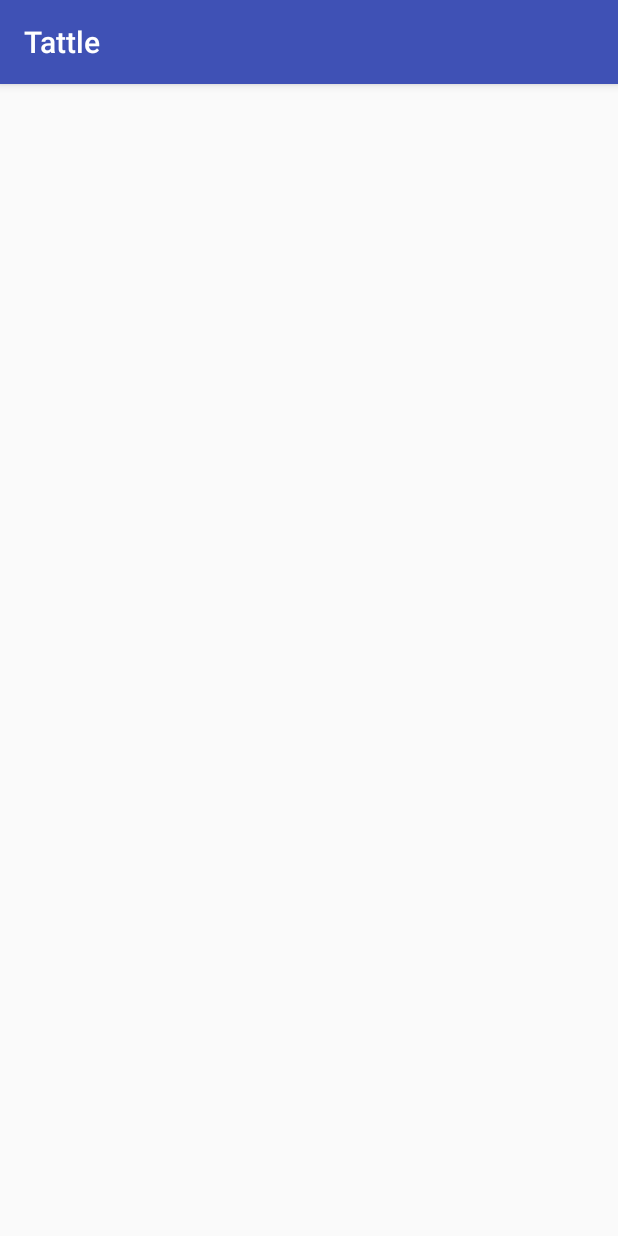
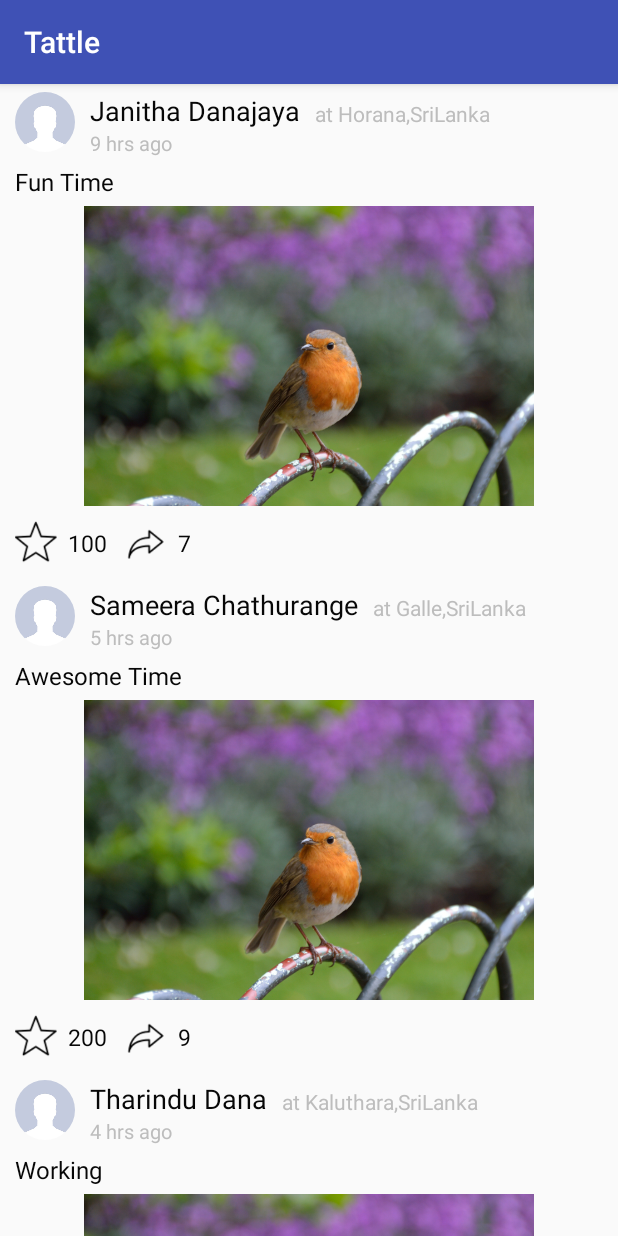
Before and after one commit to lakshangamage/tattle, an Android app: the screen it shows after launch (MainActivity), on a phone screen of 412 x 824 dp. Run offline under Robolectric (Android 15) with nearby library versions, the phone set to English and light mode, and no system bars; plain views replace CircularImageView.

Commit message:
create newsfeed recycler adaptor and set load item dynamically

```diff
--- a/app/src/main/java/com/ceyentra/tattle/MainActivity.java
+++ b/app/src/main/java/com/ceyentra/tattle/MainActivity.java
@@ -1,13 +1,95 @@
 package com.ceyentra.tattle;
 
+import android.content.Context;
 import android.support.v7.app.AppCompatActivity;
 import android.os.Bundle;
+import android.support.v7.widget.LinearLayoutManager;
+import android.support.v7.widget.RecyclerView;
+
+import com.ceyentra.tattle.adaptor.NewsFeedRecyclerAdaptor;
+import com.ceyentra.tattle.model.NewsFeed;
+
+import java.util.ArrayList;
 
 public class MainActivity extends AppCompatActivity {
+
+    private Context context;
+    private RecyclerView recyclerView;
+    private NewsFeedRecyclerAdaptor recyclerAdaptor;
+    private RecyclerView.LayoutManager newsFeedLayout;
+
+
+    private ArrayList<NewsFeed> newsFeedList;
 
     @Override
     protected void onCreate(Bundle savedInstanceState) {
         super.onCreate(savedInstanceState);
         setContentView(R.layout.activity_main);
+        this.context= this;
+
+        setSampleNews();
+        configureRecyclerView();
     }
+
+    private void configureRecyclerView(){
+
+        recyclerView = findViewById(R.id.postRecyclerview);
+        newsFeedLayout = new LinearLayoutManager(this, LinearLayoutManager.VERTICAL, true);
+        recyclerView.setLayoutManager(newsFeedLayout);
+        recyclerAdaptor = new NewsFeedRecyclerAdaptor(newsFeedList,context);
+        recyclerView.setAdapter(recyclerAdaptor);
+        recyclerView.scrollToPosition(newsFeedList.size()-1);
+
+    }
+
+    private void setSampleNews(){
+        NewsFeed newsFeed = new NewsFeed();
+        newsFeed.setProfileName("Binura Salindra");
+        newsFeed.setNoOfLikes(100);
+        newsFeed.setPostLacation("Matara,SriLanka");
+        newsFeed.setNoOfShares(7);
+        newsFeed.setPostTime("2 hrs ago");
+        newsFeed.setPostDescription("Random Click by phone");
+
+        NewsFeed newsFeed1 = new NewsFeed();
+        newsFeed1.setProfileName("Sandun Dilhan");
+        newsFeed1.setNoOfLikes(1);
+        newsFeed1.setPostLacation("Aluthganma,SriLanka");
+        newsFeed1.setNoOfShares(2);
+        newsFeed1.setPostTime("8 hrs ago");
+        newsFeed1.setPostDescription("Home");
+
+        NewsFeed newsFeed2 = new NewsFeed();
+        newsFeed2.setProfileName("Tharindu Dana");
+        newsFeed2.setNoOfLikes(10);
+        newsFeed2.setPostLacation("Kaluthara,SriLanka");
+        newsFeed2.setNoOfShares(1);
+        newsFeed2.setPostTime("4 hrs ago");
+        newsFeed2.setPostDescription("Working");
+
+        NewsFeed newsFeed3 = new NewsFeed();
+        newsFeed3.setProfileName("Sameera Chathurange");
+        newsFeed3.setNoOfLikes(200);
+        newsFeed3.setPostLacation("Galle,SriLanka");
+        newsFeed3.setNoOfShares(9);
+        newsFeed3.setPostTime("5 hrs ago");
+        newsFeed3.setPostDescription("Awesome Time");
+
+        NewsFeed newsFeed4 = new NewsFeed();
+        newsFeed4.setProfileName("Janitha Danajaya");
+        newsFeed4.setNoOfLikes(100);
+        newsFeed4.setPostLacation("Horana,SriLanka");
+        newsFeed4.setNoOfShares(7);
+        newsFeed4.setPostTime("9 hrs ago");
+        newsFeed4.setPostDescription("Fun Time");
+
+        newsFeedList = new ArrayList<>();
+        newsFeedList.add(newsFeed);
+        newsFeedList.add(newsFeed1);
+        newsFeedList.add(newsFeed2);
+        newsFeedList.add(newsFeed3);
+        newsFeedList.add(newsFeed4);
+    }
+
+
 }
--- /dev/null
+++ b/app/src/main/java/com/ceyentra/tattle/adaptor/NewsFeedRecyclerAdaptor.java
@@ -0,0 +1,94 @@
+package com.ceyentra.tattle.adaptor;
+
+import android.content.Context;
+import android.support.v7.widget.RecyclerView;
+import android.view.LayoutInflater;
+import android.view.View;
+import android.view.ViewGroup;
+import android.widget.ImageView;
+import android.widget.TextView;
+
+import com.ceyentra.tattle.R;
+import com.ceyentra.tattle.model.NewsFeed;
+
+import java.util.ArrayList;
+
+public class NewsFeedRecyclerAdaptor extends RecyclerView.Adapter<NewsFeedRecyclerAdaptor.NewsViewHolder> implements View.OnClickListener {
+
+    private ArrayList<NewsFeed> newsFeedList = null;
+    private Context context;
+
+    public NewsFeedRecyclerAdaptor(ArrayList<NewsFeed> newsFeedList, Context context) {
+        this.newsFeedList = newsFeedList;
+        this.context = context;
+    }
+
+    @Override
+    public NewsFeedRecyclerAdaptor.NewsViewHolder onCreateViewHolder(ViewGroup parent, int viewType) {
+        View view = LayoutInflater.from(parent.getContext()).inflate(R.layout.feed_item_row_layout, parent, false);
+        NewsViewHolder recyclerViewHolder = new NewsViewHolder(view, context, newsFeedList);
+        return recyclerViewHolder;
+    }
+
+    @Override
+    public void onBindViewHolder(NewsFeedRecyclerAdaptor.NewsViewHolder holder, int position) {
+        NewsFeed newsFeed = newsFeedList.get(position);
+
+        holder.txtProfileName.setText(newsFeed.getProfileName());
+        holder.txtNoOfLikes.setText(newsFeed.getNoOfLikes()+"");
+        holder.txtLocation.setText("at "+newsFeed.getPostLacation());
+        holder.txtTime.setText(newsFeed.getPostTime());
+        holder.txtNoOfShares.setText(newsFeed.getNoOfShares()+"");
+        holder.txtDescription.setText(newsFeed.getPostDescription());
+
+    }
+
+    @Override
+    public int getItemCount() {
+        return newsFeedList.size();
+    }
+
+    @Override
+    public void onClick(View view) {
+
+    }
+
+    public class NewsViewHolder extends RecyclerView.ViewHolder implements View.OnClickListener{
+
+        TextView txtProfileName;
+        TextView txtLocation;
+        TextView txtNoOfLikes;
+        TextView txtNoOfShares;
+        TextView txtTime;
+        TextView txtDescription;
+        ImageView imgViewProfilePicture;
+        ImageView imgViewFeedImage;
+        ImageView btnLike;
+        ImageView btnShare;
+        ArrayList<NewsFeed> newsFeedList = null;
+        Context context;
+
+        public NewsViewHolder(View view, Context context, ArrayList<NewsFeed> newsFeedList) {
+            super(view);
+            this.context = context;
+            this.newsFeedList = newsFeedList;
+            txtProfileName = view.findViewById(R.id.text_profile_name);
+            txtLocation = view.findViewById(R.id.text_location);
+            txtNoOfLikes = view.findViewById(R.id.text_like_count);
+            imgViewProfilePicture = view.findViewById(R.id.profile_icon);
+            imgViewFeedImage = view.findViewById(R.id.feed_image);
+            btnLike = view.findViewById(R.id.button_like);
+            btnShare = view.findViewById(R.id.button_share);
+            txtNoOfShares = view.findViewById(R.id.text_share_count);
+            txtTime = view.findViewById(R.id.text_time);
+            txtDescription = view.findViewById(R.id.text_description);
+
+        }
+
+        @Override
+        public void onClick(View view) {
+
+        }
+
+    }
+}
--- /dev/null
+++ b/app/src/main/java/com/ceyentra/tattle/model/NewsFeed.java
@@ -0,0 +1,103 @@
+package com.ceyentra.tattle.model;
+
+public class NewsFeed {
+    // This class is create temp for testing
+    private String profileName;
+    private String profileImgUrl;
+    private String postLacation;
+    private String postImageUrl;
+    private String postTime;
+    private String postDescription;
+    private int noOfLikes;
+    private int noOfDislikes;
+    private int noOfShares;
+
+
+
+    public NewsFeed() {
+    }
+
+    public NewsFeed(String profileName, String profileImgUrl, String postLacation, String postImageUrl, String postTime, int noOfLikes,
+                    int noOfDislikes, int noOfShares) {
+        this.profileName = profileName;
+        this.profileImgUrl = profileImgUrl;
+        this.postLacation = postLacation;
+        this.postImageUrl = postImageUrl;
+        this.postTime = postTime;
+        this.noOfLikes = noOfLikes;
+        this.noOfDislikes = noOfDislikes;
+        this.noOfShares = noOfShares;
+    }
+
+    public String getProfileName() {
+        return profileName;
+    }
+
+    public void setProfileName(String profileName) {
+        this.profileName = profileName;
+    }
+
+    public String getProfileImgUrl() {
+        return profileImgUrl;
+    }
+
+    public void setProfileImgUrl(String profileImgUrl) {
+        this.profileImgUrl = profileImgUrl;
+    }
+
+    public String getPostLacation() {
+        return postLacation;
+    }
+
+    public void setPostLacation(String postLacation) {
+        this.postLacation = postLacation;
+    }
+
+    public String getPostImageUrl() {
+        return postImageUrl;
+    }
+
+    public void setPostImageUrl(String postImageUrl) {
+        this.postImageUrl = postImageUrl;
+    }
+
+    public int getNoOfLikes() {
+        return noOfLikes;
+    }
+
+    public void setNoOfLikes(int noOfLikes) {
+        this.noOfLikes = noOfLikes;
+    }
+
+    public int getNoOfDislikes() {
+        return noOfDislikes;
+    }
+
+    public void setNoOfDislikes(int noOfDislikes) {
+        this.noOfDislikes = noOfDislikes;
+    }
+
+    public String getPostTime() {
+        return postTime;
+    }
+
+    public void setPostTime(String postTime) {
+        this.postTime = postTime;
+    }
+
+    public int getNoOfShares() {
+        return noOfShares;
+    }
+
+    public void setNoOfShares(int noOfShares) {
+        this.noOfShares = noOfShares;
+    }
+
+    public String getPostDescription() {
+        return postDescription;
+    }
+
+    public void setPostDescription(String postDescription) {
+        this.postDescription = postDescription;
+    }
+}
--- a/app/src/main/res/layout/activity_main.xml
+++ b/app/src/main/res/layout/activity_main.xml
@@ -14,8 +14,6 @@
             android:layout_width="match_parent"
             android:layout_height="match_parent">
 
-
-
         </android.support.v7.widget.RecyclerView>
     </RelativeLayout>
 
--- a/app/src/main/res/layout/feed_item_row_layout.xml
+++ b/app/src/main/res/layout/feed_item_row_layout.xml
@@ -1,18 +1,21 @@
 <?xml version="1.0" encoding="utf-8"?>
 <RelativeLayout xmlns:android="http://schemas.android.com/apk/res/android"
     android:layout_width="match_parent"
-    android:layout_height="match_parent"
+    android:layout_height="wrap_content"
     xmlns:app="http://schemas.android.com/apk/res-auto">
 
-    <android.support.v7.widget.CardView
-        android:id="@+id/feed_card"
-        android:layout_width="match_parent"
-        android:layout_height="wrap_content"
-        app:cardBackgroundColor="@color/colorWhite">
+    <!--<android.support.v7.widget.CardView-->
+        <!--android:id="@+id/feed_card"-->
+        <!--android:layout_width="match_parent"-->
+        <!--android:layout_height="wrap_content"-->
+        <!--app:cardBackgroundColor="@color/colorWhite"-->
+        <!--android:layout_marginBottom="2dp"-->
+        <!--android:layout_marginTop="2dp">-->
 
         <RelativeLayout
             android:layout_width="match_parent"
-            android:layout_height="match_parent">
+            android:layout_height="match_parent"
+            android:layout_marginBottom="10dp">
 
             <com.github.siyamed.shapeimageview.CircularImageView
                 android:id="@+id/profile_icon"
@@ -24,7 +27,8 @@
                 android:layout_alignParentTop="true"
                 android:src="@drawable/ic_profile"
                 app:siBorderWidth="2dp"
-                app:siBorderColor="#bcb3c6" />
+                app:siBorderColor="#bcb3c6"
+                android:layout_marginTop="5dp"/>
 
 
             <TextView
@@ -44,11 +48,37 @@
                 android:id="@+id/text_location"
                 android:layout_width="wrap_content"
                 android:layout_height="wrap_content"
+                android:layout_toRightOf="@id/text_profile_name"
+                android:text="panadura, Sri Lanka"
+                android:textSize="14sp"
+                android:textColor="@color/colorLightGray"
+                android:layout_marginLeft="10dp"
+                android:layout_marginBottom="5dp"
+                android:layout_marginTop="10dp"
+
+                />
+            <TextView
+                android:id="@+id/text_time"
+                android:layout_width="wrap_content"
+                android:layout_height="wrap_content"
                 android:layout_below="@+id/text_profile_name"
                 android:layout_toRightOf="@id/profile_icon"
-                android:text="panadura, Sri Lanka"
-                android:textSize="15sp"
+                android:text="8 hrs ago"
+                android:textSize="13sp"
                 android:textColor="@color/colorLightGray"
+                android:layout_marginLeft="10dp"
+                android:layout_marginBottom="5dp"
+
+                />
+            <TextView
+                android:id="@+id/text_description"
+                android:layout_width="wrap_content"
+                android:layout_height="wrap_content"
+                android:layout_below="@+id/text_time"
+                android:layout_alignParentLeft="true"
+                android:text="Random Click"
+                android:textSize="16sp"
+                android:textColor="@color/colorLightBlack"
                 android:layout_marginLeft="10dp"
                 android:layout_marginBottom="5dp"
 
@@ -57,13 +87,13 @@
                 android:id="@+id/feed_image"
                 android:layout_width="match_parent"
                 android:layout_height="200dp"
-                android:layout_below="@id/text_location"
-                android:src="@drawable/ic_profile"/>
+                android:layout_below="@id/text_description"
+                android:src="@drawable/ic_sample"/>
 
             <ImageView
                 android:id="@+id/button_like"
-                android:layout_width="30dp"
-                android:layout_height="30dp"
+                android:layout_width="28dp"
+                android:layout_height="28dp"
                 android:layout_marginTop="10dp"
                 android:layout_marginLeft="10dp"
                 android:layout_below="@+id/feed_image"
@@ -71,29 +101,44 @@
                 android:src="@drawable/ic_like_unfill" />
 
             <ImageView
-                android:id="@+id/button_comment"
+                android:id="@+id/button_share"
                 android:layout_width="28dp"
                 android:layout_height="28dp"
                 android:layout_marginTop="10dp"
                 android:layout_marginLeft="10dp"
                 android:layout_below="@+id/feed_image"
-                android:layout_toRightOf="@id/button_like"
-                android:src="@drawable/ic_comment" />
+                android:layout_toRightOf="@id/text_like_count"
+                android:src="@drawable/ic_share" />
             <TextView
                 android:id="@+id/text_like_count"
                 android:layout_width="wrap_content"
                 android:layout_height="wrap_content"
                 android:padding="2dp"
-                android:layout_alignParentLeft="true"
-                android:layout_below="@+id/button_like"
-                android:layout_marginLeft="10dp"
-                android:text="100,likes"
+                android:layout_below="@+id/feed_image"
+                android:layout_toRightOf="@id/button_like"
+                android:layout_marginLeft="5dp"
+                android:layout_marginTop="12dp"
+                android:text="100"
+                android:textColor="@color/colorLightBlack"
+                android:textSize="15sp"
+                android:textStyle="normal"
+                />
+            <TextView
+                android:id="@+id/text_share_count"
+                android:layout_width="wrap_content"
+                android:layout_height="wrap_content"
+                android:padding="2dp"
+                android:layout_below="@+id/feed_image"
+                android:layout_toRightOf="@id/button_share"
+                android:layout_marginLeft="5dp"
+                android:layout_marginTop="12dp"
+                android:text="100"
                 android:textColor="@color/colorLightBlack"
                 android:textSize="15sp"
                 android:textStyle="normal"
                 />
         </RelativeLayout>
 
-    </android.support.v7.widget.CardView>
+    <!--</android.support.v7.widget.CardView>-->
 
 </RelativeLayout>
```
Also changed, not shown: app/src/main/res/drawable/ic_like_fill.png, app/src/main/res/drawable/ic_like_unfill.png, app/src/main/res/drawable/ic_sample.png (added), app/src/main/res/drawable/ic_share.png (added).
